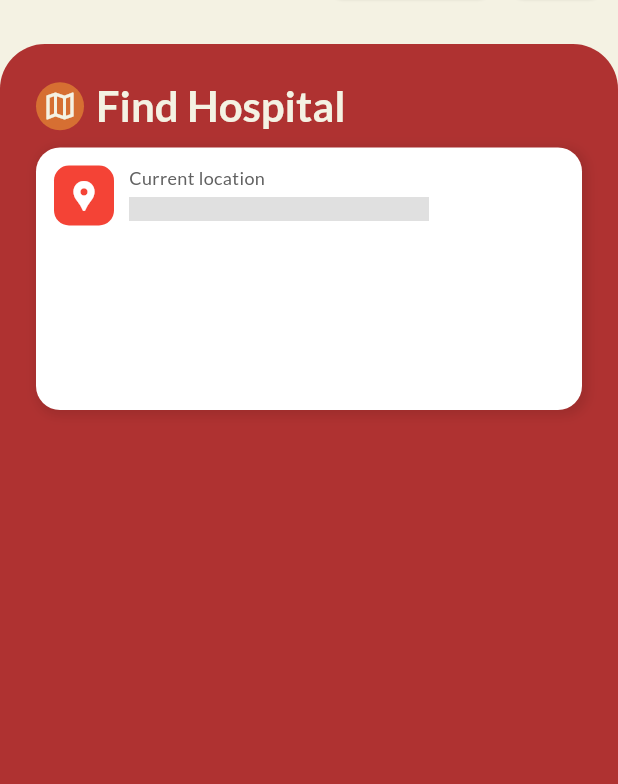
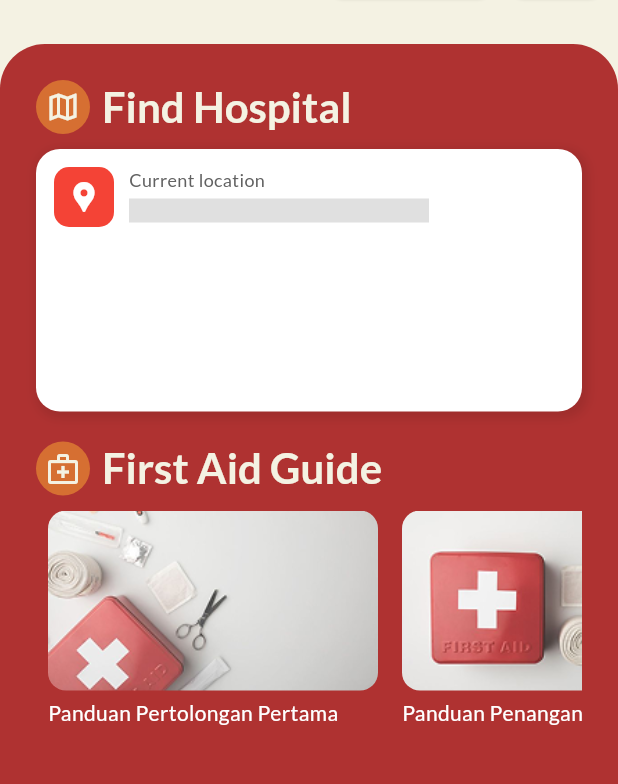
Before and after one commit to ahsuunn/founded_ninu, a Flutter app: the screen it shows after launch, on a phone screen of 412 x 824 dp, the part 76-860 px from its top. Run offline on Flutter 3.47's test engine with Material 3 defaults, Android fonts, the phone set to English and light mode, and no system bars; our stand-ins replace go_router, google_fonts.

Commit message:
feat : first aid guide

```diff
--- a/lib/ui/features/home/home_view.dart
+++ b/lib/ui/features/home/home_view.dart
@@ -1,6 +1,8 @@
 import 'package:flutter/material.dart';
 import 'package:founded_ninu/ui/core/themes.dart';
 import 'package:founded_ninu/ui/features/home/widgets/appbar.dart';
+import 'package:founded_ninu/ui/features/home/widgets/medicalguide_list.dart';
+import 'package:founded_ninu/ui/features/home/widgets/subheader.dart';
 
 class HomePage extends StatefulWidget {
   const HomePage({super.key, required this.userName});
@@ -34,39 +36,24 @@ class _HomePageState extends State<HomePage> {
                   topRight: Radius.circular(30),
                 ),
                 child: SingleChildScrollView(
+                  scrollDirection: Axis.vertical,
                   child: Padding(
                     padding: EdgeInsets.all(24), // Padding inside the body
                     child: Column(
                       crossAxisAlignment: CrossAxisAlignment.start,
                       children: [
-                        Row(
-                          children: <Widget>[
-                            Container(
-                              padding: EdgeInsets.all(
-                                4,
-                              ), // Padding around the icon
-                              decoration: BoxDecoration(
-                                color:
-                                    colorScheme
-                                        .secondary, // Background color of the box
-                                shape: BoxShape.circle, // Makes it a circle
-                              ),
-                              child: Icon(
-                                Icons.map_outlined,
-                                color: colorScheme.tertiary, // Icon color
-                                size: 24,
-                              ),
-                            ),
-                            SizedBox(width: 8),
-                            Text(
-                              "Find Hospital",
-                              style: Theme.of(context).textTheme.headlineLarge,
-                            ),
-                          ],
+                        SubHeader(
+                          icon: Icon(
+                            Icons.map_outlined,
+                            color: colorScheme.tertiary, // Icon color
+                            size: 24,
+                          ),
+                          title: "Find Hospital",
                         ),
 
                         SizedBox(height: 10),
 
+                        // MAP
                         Container(
                           width: double.infinity,
                           height: 175,
@@ -124,6 +111,21 @@ class _HomePageState extends State<HomePage> {
                             ],
                           ),
                         ),
+                        SizedBox(height: 20),
+                        //First Aid Guide
+                        SubHeader(
+                          icon: Icon(
+                            Icons.medical_services_outlined,
+                            color: colorScheme.tertiary, // Icon color
+                            size: 24,
+                          ),
+                          title: "First Aid Guide",
+                        ),
+                        SizedBox(height: 10),
+                        // Image(image: AssetImage("assets/fa.png")),
+                        HorizontalList(),
+                        SizedBox(height: 20),
+
                         // Add more widgets here
                       ],
                     ),
--- /dev/null
+++ b/lib/ui/features/home/widgets/medicalguide_list.dart
@@ -0,0 +1,55 @@
+import 'package:flutter/material.dart';
+import 'package:founded_ninu/ui/core/themes.dart';
+import 'package:google_fonts/google_fonts.dart';
+
+class HorizontalList extends StatelessWidget {
+  HorizontalList({super.key});
+
+  final List<Map<String, String>> items = [
+    {
+      "image": "assets/fa.png", // Replace with your image URL
+      "title": "Panduan Pertolongan Pertama",
+    },
+    {"image": "assets/fa1.png", "title": "Panduan Penanganan Utama"},
+    {"image": "assets/fa.png", "title": "Item 3"},
+    {"image": "assets/fa1.png", "title": "Item 4"},
+  ];
+
+  @override
+  Widget build(BuildContext context) {
+    return SizedBox(
+      height: 150, // Set height to fit the images and text
+      child: ListView.builder(
+        scrollDirection: Axis.horizontal, // Horizontal scrolling
+        itemCount: items.length,
+        itemBuilder: (context, index) {
+          return Padding(
+            padding: const EdgeInsets.symmetric(horizontal: 8.0),
+            child: Column(
+              crossAxisAlignment: CrossAxisAlignment.start,
+              children: [
+                ClipRRect(
+                  borderRadius: BorderRadius.circular(12), // Rounded corners
+                  child: Image.asset(
+                    items[index]["image"]!,
+                    width: 220,
+                    height: 120,
+                    fit: BoxFit.cover, // Crop image to fit
+                  ),
+                ),
+                const SizedBox(height: 5), // Space between image and text
+                Text(
+                  items[index]["title"]!,
+                  style: GoogleFonts.lato(
+                    fontSize: 14,
+                    color: colorScheme.onPrimary,
+                  ),
+                ),
+              ],
+            ),
+          );
+        },
+      ),
+    );
+  }
+}
--- /dev/null
+++ b/lib/ui/features/home/widgets/subheader.dart
@@ -0,0 +1,27 @@
+import 'package:flutter/material.dart';
+import 'package:founded_ninu/ui/core/themes.dart';
+
+class SubHeader extends StatelessWidget {
+  final String title;
+  final Icon icon;
+
+  const SubHeader({super.key, required this.icon, required this.title});
+
+  @override
+  Widget build(BuildContext context) {
+    return Row(
+      children: <Widget>[
+        Container(
+          padding: EdgeInsets.all(6), // Padding around the icon
+          decoration: BoxDecoration(
+            color: colorScheme.secondary, // Background color of the box
+            shape: BoxShape.circle, // Makes it a circle
+          ),
+          child: icon,
+        ),
+        SizedBox(width: 8),
+        Text(title, style: Theme.of(context).textTheme.headlineLarge),
+      ],
+    );
+  }
+}
```
Also changed, not shown: pubspec.yaml (+3 -4 lines), assets/fa.png (added), assets/fa1.png (added), assets/ninu.svg (added).
